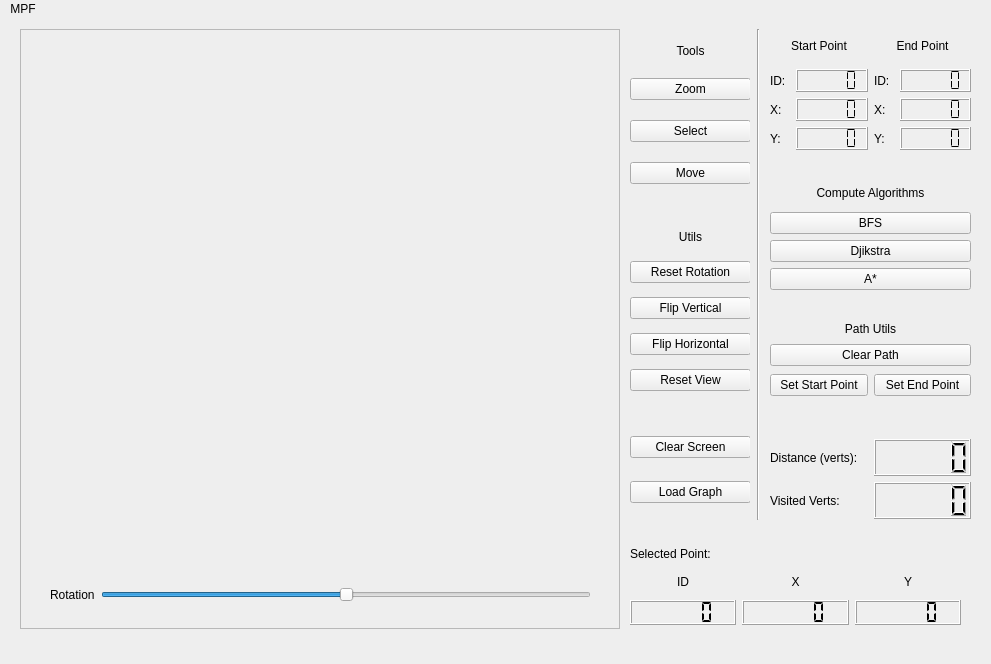
Before: the Qt Designer form mainwindow.ui in citrovin/map-path-finder-embedded-cpp, drawn with Qt 5.
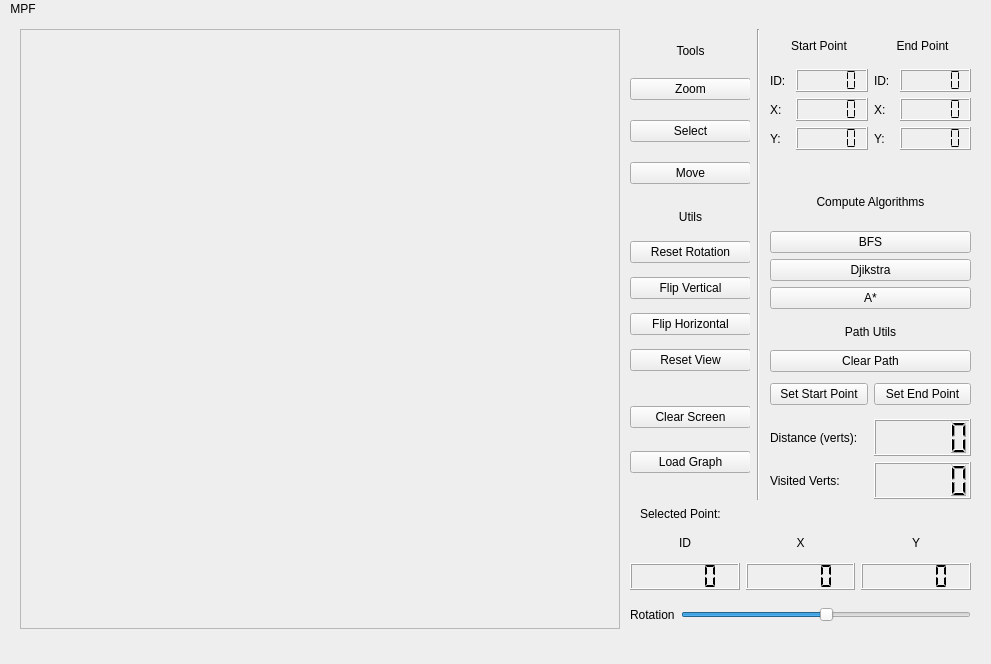
After: the same form once the commit is applied.

Patch:
```diff
--- a/mainwindow.ui
+++ b/mainwindow.ui
@@ -44,7 +44,7 @@
     <property name="geometry">
      <rect>
       <x>630</x>
-      <y>400</y>
+      <y>370</y>
       <width>121</width>
       <height>103</height>
      </rect>
@@ -79,7 +79,7 @@
     <property name="geometry">
      <rect>
       <x>630</x>
-      <y>200</y>
+      <y>180</y>
       <width>121</width>
       <height>181</height>
      </rect>
@@ -361,7 +361,7 @@
       <x>770</x>
       <y>160</y>
       <width>201</width>
-      <height>111</height>
+      <height>130</height>
      </rect>
     </property>
     <layout class="QVBoxLayout" name="verticalLayout">
@@ -413,8 +413,8 @@
    <widget class="QLabel" name="label_12">
     <property name="geometry">
      <rect>
-      <x>630</x>
-      <y>520</y>
+      <x>640</x>
+      <y>480</y>
       <width>97</width>
       <height>29</height>
      </rect>
@@ -430,7 +430,7 @@
     <property name="geometry">
      <rect>
       <x>770</x>
-      <y>420</y>
+      <y>400</y>
       <width>201</width>
       <height>80</height>
      </rect>
@@ -468,9 +468,9 @@
     <property name="geometry">
      <rect>
       <x>630</x>
-      <y>550</y>
-      <width>331</width>
-      <height>56</height>
+      <y>510</y>
+      <width>341</width>
+      <height>61</height>
      </rect>
     </property>
     <layout class="QVBoxLayout" name="verticalLayout_5">
@@ -559,9 +559,9 @@
    <widget class="QWidget" name="horizontalLayoutWidget">
     <property name="geometry">
      <rect>
-      <x>50</x>
-      <y>560</y>
-      <width>541</width>
+      <x>630</x>
+      <y>580</y>
+      <width>341</width>
       <height>31</height>
      </rect>
     </property>
@@ -594,7 +594,7 @@
       <x>770</x>
       <y>300</y>
       <width>201</width>
-      <height>79</height>
+      <height>91</height>
      </rect>
     </property>
     <layout class="QVBoxLayout" name="verticalLayout_6">
@@ -650,7 +650,7 @@
       <x>750</x>
       <y>10</y>
       <width>16</width>
-      <height>491</height>
+      <height>471</height>
      </rect>
     </property>
     <property name="orientation">
```
Left out of the diff: 2 changed lines with no effect on the pictures.
